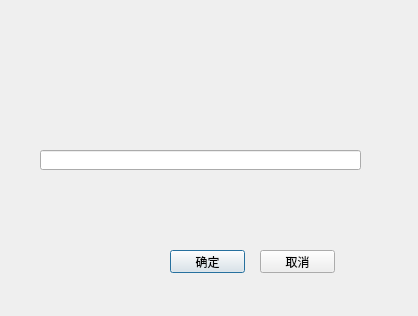
Qt form src/NeoToolKits/UI/Form/DBScriptTestItemsEditorPopDialog.ui (JaneYih/QT_NeoToolKits) before a commit.
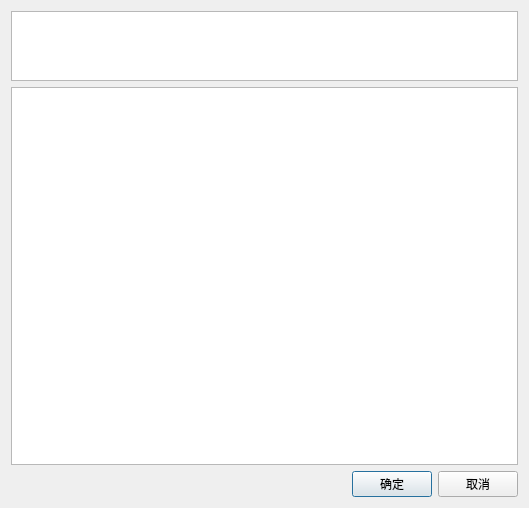
The same form after that commit.

The edit to the form file:
```diff
--- a/src/NeoToolKits/UI/Form/DBScriptTestItemsEditorPopDialog.ui
+++ b/src/NeoToolKits/UI/Form/DBScriptTestItemsEditorPopDialog.ui
@@ -6,49 +6,65 @@
    <rect>
     <x>0</x>
     <y>0</y>
-    <width>418</width>
-    <height>316</height>
+    <width>529</width>
+    <height>508</height>
    </rect>
   </property>
   <property name="windowTitle">
    <string>Dialog</string>
   </property>
+  <layout class="QVBoxLayout" name="verticalLayout">
+   <item>
+    <widget class="QTextEdit" name="textEdit_TestItems">
+     <property name="sizePolicy">
+      <sizepolicy hsizetype="Expanding" vsizetype="Preferred">
+       <horstretch>0</horstretch>
+       <verstretch>0</verstretch>
+      </sizepolicy>
+     </property>
+     <property name="maximumSize">
+      <size>
+       <width>16777215</width>
+       <height>70</height>
+      </size>
+     </property>
+    </widget>
+   </item>
+   <item>
+    <widget class="QTableView" name="tableView"/>
+   </item>
+   <item>
+    <layout class="QHBoxLayout" name="horizontalLayout">
+     <item>
+      <spacer name="horizontalSpacer">
+       <property name="orientation">
+        <enum>Qt::Horizontal</enum>
+       </property>
+       <property name="sizeHint" stdset="0">
+        <size>
+         <width>40</width>
+         <height>20</height>
+        </size>
+       </property>
+      </spacer>
+     </item>
+     <item>
   <widget class="QPushButton" name="btn_ok">
-   <property name="geometry">
-    <rect>
-     <x>170</x>
-     <y>250</y>
-     <width>75</width>
-     <height>23</height>
-    </rect>
-   </property>
    <property name="text">
     <string>确定</string>
    </property>
   </widget>
+     </item>
+     <item>
   <widget class="QPushButton" name="btn_cancel">
-   <property name="geometry">
-    <rect>
-     <x>260</x>
-     <y>250</y>
-     <width>75</width>
-     <height>23</height>
-    </rect>
-   </property>
    <property name="text">
     <string>取消</string>
    </property>
   </widget>
-  <widget class="QLineEdit" name="lineEdit_TestItems">
-   <property name="geometry">
-    <rect>
-     <x>40</x>
-     <y>150</y>
-     <width>321</width>
-     <height>20</height>
-    </rect>
-   </property>
-  </widget>
+     </item>
+    </layout>
+   </item>
+  </layout>
  </widget>
  <resources/>
  <connections/>
```
Left out of the diff: 2 changed lines with no effect on the pictures. Lines whose indentation alone changed are shown as unchanged.
